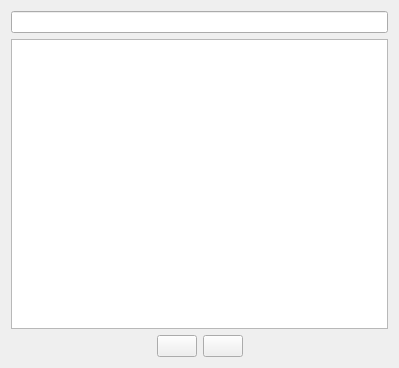
Old version of the form src/widgets/kregenericlistwidget.ui in the repository KDE/krecipes.
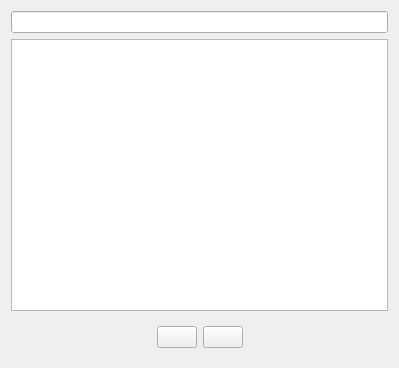
New version of the form. Custom widgets are drawn as their Qt base class.

Commit message: Support page navigation in the author list.

```diff
--- a/src/widgets/kregenericlistwidget.ui
+++ b/src/widgets/kregenericlistwidget.ui
@@ -25,6 +25,7 @@
     <widget class="QTreeView" name="m_treeView"/>
    </item>
    <item>
+    <widget class="QFrame" name="m_pageNavigationWidget">
     <layout class="QHBoxLayout" name="horizontalLayout">
      <item>
       <spacer name="horizontalSpacer">
@@ -33,7 +34,7 @@
        </property>
        <property name="sizeHint" stdset="0">
         <size>
-         <width>40</width>
+          <width>128</width>
          <height>20</height>
         </size>
        </property>
@@ -69,13 +70,14 @@
        </property>
        <property name="sizeHint" stdset="0">
         <size>
-         <width>40</width>
+          <width>127</width>
          <height>20</height>
         </size>
        </property>
       </spacer>
      </item>
     </layout>
+    </widget>
    </item>
   </layout>
  </widget>
```
Lines whose indentation alone changed are shown as unchanged. The commit also changes 3 other files.
